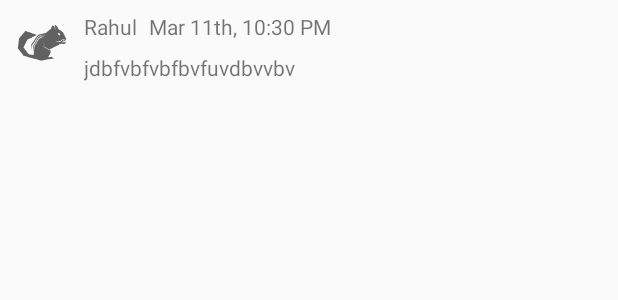
After one commit to rahulupadhya/smack, an Android app: the layout message_list_view.xml on its own in the app's theme, with its tools: preview values and no code run, on a phone screen of 412 x 824 dp. The commit adds this screen. Shown: the top 300 px of the screen. Run offline under Robolectric (Android 15) with nearby library versions, the phone set to English and light mode, and no system bars.

Commit message:
render messages

```diff
--- a/app/src/main/res/layout/content_main.xml
+++ b/app/src/main/res/layout/content_main.xml
@@ -53,8 +53,8 @@
 
     <android.support.v7.widget.RecyclerView
         android:id="@+id/messageListView"
-        android:layout_width="368dp"
-        android:layout_height="423dp"
+        android:layout_width="0dp"
+        android:layout_height="0dp"
         app:layout_constraintBottom_toTopOf="@+id/messageTextField"
         app:layout_constraintEnd_toEndOf="parent"
         app:layout_constraintStart_toStartOf="parent"
--- /dev/null
+++ b/app/src/main/res/layout/message_list_view.xml
@@ -0,0 +1,56 @@
+<?xml version="1.0" encoding="utf-8"?>
+<android.support.constraint.ConstraintLayout xmlns:android="http://schemas.android.com/apk/res/android"
+    xmlns:app="http://schemas.android.com/apk/res-auto"
+    xmlns:tools="http://schemas.android.com/tools"
+    android:layout_width="match_parent"
+    android:layout_height="wrap_content">
+
+    <ImageView
+        android:id="@+id/messageUserImage"
+        android:layout_width="40dp"
+        android:layout_height="40dp"
+        android:layout_marginLeft="8dp"
+        android:layout_marginStart="8dp"
+        android:layout_marginTop="8dp"
+        app:layout_constraintStart_toStartOf="parent"
+        app:layout_constraintTop_toTopOf="parent"
+        tools:srcCompat="@drawable/dark19" />
+
+    <TextView
+        android:id="@+id/messageUserNameLabel"
+        android:layout_width="wrap_content"
+        android:layout_height="wrap_content"
+        android:layout_marginLeft="8dp"
+        android:layout_marginStart="8dp"
+        android:layout_marginTop="8dp"
+        android:text="Rahul"
+        app:layout_constraintStart_toEndOf="@+id/messageUserImage"
+        app:layout_constraintTop_toTopOf="parent" />
+
+    <TextView
+        android:id="@+id/timeStampLabel"
+        android:layout_width="wrap_content"
+        android:layout_height="wrap_content"
+        android:layout_marginLeft="8dp"
+        android:layout_marginStart="8dp"
+        android:layout_marginTop="8dp"
+        android:text="Mar 11th, 10:30 PM"
+        app:layout_constraintStart_toEndOf="@+id/messageUserNameLabel"
+        app:layout_constraintTop_toTopOf="parent" />
+
+    <TextView
+        android:id="@+id/messageBodyLabel"
+        android:layout_width="0dp"
+        android:layout_height="wrap_content"
+        android:layout_marginBottom="8dp"
+        android:layout_marginEnd="8dp"
+        android:layout_marginLeft="8dp"
+        android:layout_marginRight="8dp"
+        android:layout_marginStart="8dp"
+        android:layout_marginTop="8dp"
+        android:text="jdbfvbfvbfbvfuvdbvvbv"
+        app:layout_constraintBottom_toBottomOf="parent"
+        app:layout_constraintEnd_toEndOf="parent"
+        app:layout_constraintStart_toEndOf="@+id/messageUserImage"
+        app:layout_constraintTop_toBottomOf="@+id/timeStampLabel" />
+</android.support.constraint.ConstraintLayout>
```
Also changed, not shown: app/src/main/java/com/aum/sample/smack/Adapters/MessageAdapter.kt (added, +44 -0 lines), app/src/main/java/com/aum/sample/smack/Controller/MainActivity.kt (+17 -4 lines).
